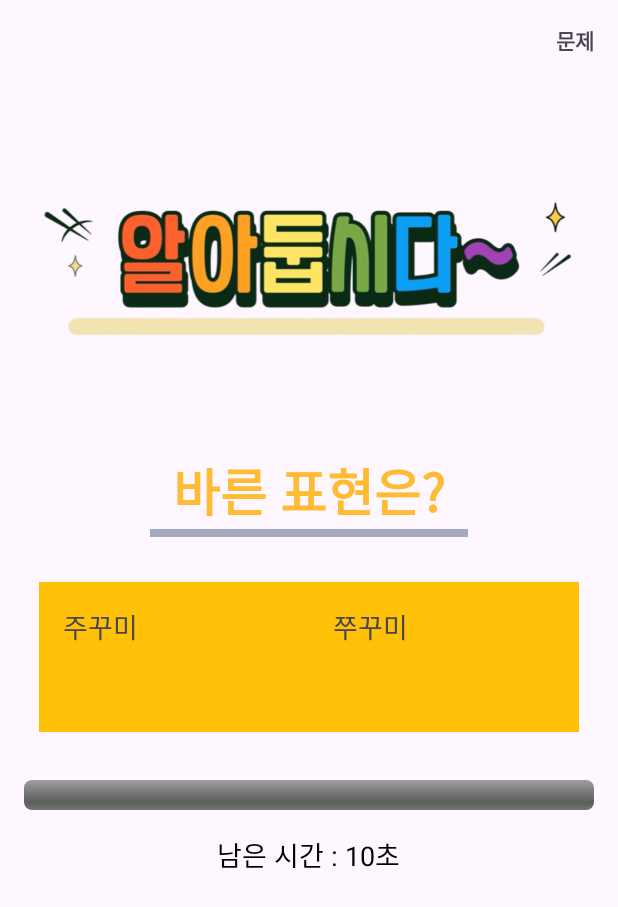
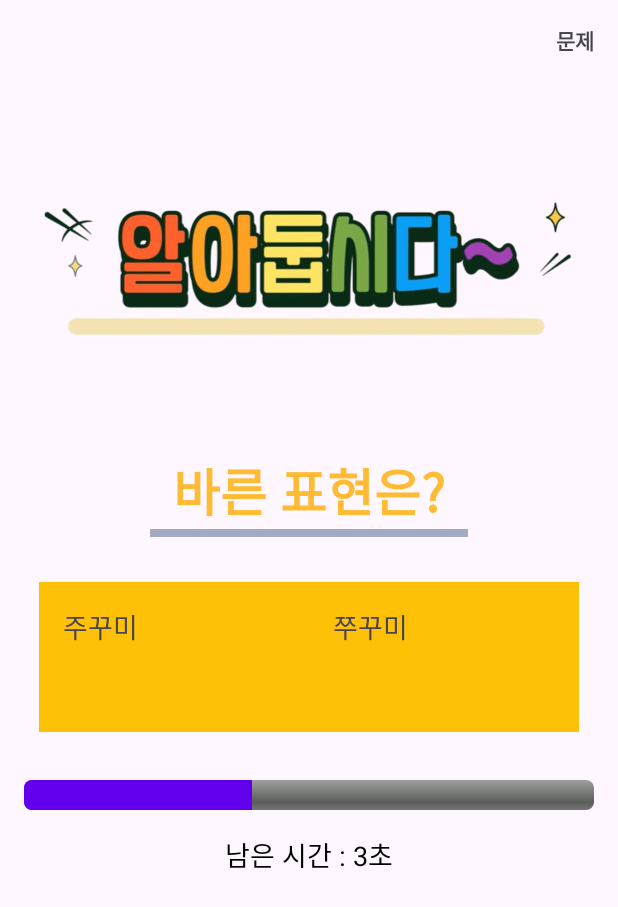
Before and after one commit to N-jongsik/QuizApp, an Android app: the QuizActivity screen opened directly, with no data from a screen before it, on a phone screen of 412 x 824 dp. Shown: the top 907 px of the screen. Run offline under Robolectric (Android 15) with nearby library versions, the phone set to English and light mode, and no system bars.

Commit message:
Quiz App

```diff
--- a/app/src/main/java/com/example/quizapp/QuizActivity.kt
+++ b/app/src/main/java/com/example/quizapp/QuizActivity.kt
@@ -1,20 +1,79 @@
 package com.example.quizapp
 
+import android.content.Intent
 import android.os.Bundle
+import android.os.CountDownTimer
+import android.widget.FrameLayout
+import android.widget.ProgressBar
+import android.widget.TextView
+import android.widget.Toast
 import androidx.activity.enableEdgeToEdge
 import androidx.appcompat.app.AppCompatActivity
 import androidx.core.view.ViewCompat
 import androidx.core.view.WindowInsetsCompat
 
 class QuizActivity : AppCompatActivity() {
+
+    private lateinit var progressBar: ProgressBar
+    private lateinit var timerTextView: TextView
+    private lateinit var option1: FrameLayout
+    private lateinit var option2: FrameLayout
+
+    private var timeLeft: Int = 5 // 타이머 시간 (초)
+    private var progress: Int = 0
+
     override fun onCreate(savedInstanceState: Bundle?) {
         super.onCreate(savedInstanceState)
-        enableEdgeToEdge()
         setContentView(R.layout.activity_quiz)
-        ViewCompat.setOnApplyWindowInsetsListener(findViewById(R.id.main)) { v, insets ->
-            val systemBars = insets.getInsets(WindowInsetsCompat.Type.systemBars())
-            v.setPadding(systemBars.left, systemBars.top, systemBars.right, systemBars.bottom)
-            insets
+
+        // XML에서 뷰 가져오기
+        progressBar = findViewById(R.id.progressBar)
+        timerTextView = findViewById(R.id.textViewTimer)
+        option1 = findViewById(R.id.option1)
+        option2 = findViewById(R.id.option2)
+
+        // 진행 바 초기화
+        progressBar.progress = 10
+
+        // 타이머 시작
+        startTimer()
+
+        // 선택지 클릭 이벤트 설정
+        option1.setOnClickListener { checkAnswer("주꾸미") }
+        option2.setOnClickListener { checkAnswer("쭈꾸미") }
+    }
+
+    private fun startTimer() {
+        object : CountDownTimer(timeLeft * 1000L, 1000) {
+            override fun onTick(millisUntilFinished: Long) {
+                timeLeft--
+                timerTextView.text = "남은 시간 : ${timeLeft}초"
+                progress += 20
+                progressBar.progress = progress
+            }
+
+            override fun onFinish() {
+                Toast.makeText(this@QuizActivity, "시간 초과!", Toast.LENGTH_SHORT).show()
+                // 메인 화면으로 이동
+                navigateToMainScreen()
+            }
+        }.start()
+    }
+
+    private fun checkAnswer(answer: String) {
+        val correctAnswer = "주꾸미" // 정답 설정
+        if (answer == correctAnswer) {
+            Toast.makeText(this, "정답입니다!", Toast.LENGTH_SHORT).show()
+            // 다음 문제로 이동 또는 점수 증가
+        } else {
+            Toast.makeText(this, "틀렸습니다!", Toast.LENGTH_SHORT).show()
+            // 오답 처리 로직
         }
     }
+
+    private fun navigateToMainScreen() {
+        val intent = Intent(this, MainActivity::class.java)
+        startActivity(intent)
+        finish() // 현재 액티비티 종료
+    }
 }
--- a/app/src/main/res/layout/activity_quiz.xml
+++ b/app/src/main/res/layout/activity_quiz.xml
@@ -53,11 +53,11 @@
         android:orientation="horizontal">
 
         <FrameLayout
+            android:id="@+id/option1"
             android:layout_width="180dp"
             android:layout_height="100dp"
             android:background="#FFC107"
             android:padding="16dp">
-
             <TextView
                 android:layout_width="wrap_content"
                 android:layout_height="wrap_content"
@@ -66,11 +66,11 @@
         </FrameLayout>
 
         <FrameLayout
+            android:id="@+id/option2"
             android:layout_width="180dp"
             android:layout_height="100dp"
             android:background="#FFC107"
             android:padding="16dp">
-
             <TextView
                 android:layout_width="wrap_content"
                 android:layout_height="wrap_content"
```
